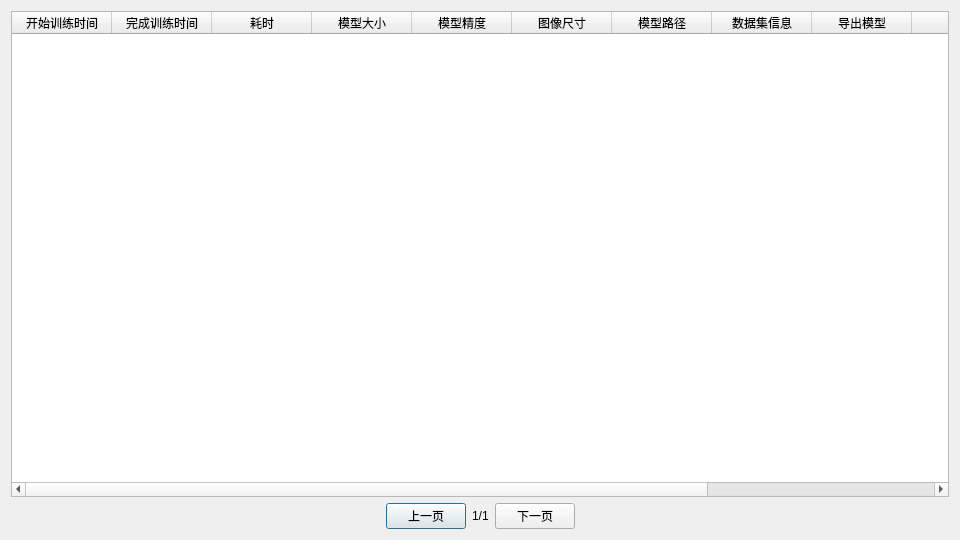
Above: ui/model.ui from pythondever/easy_trainer before the change. Below: the same form after it.
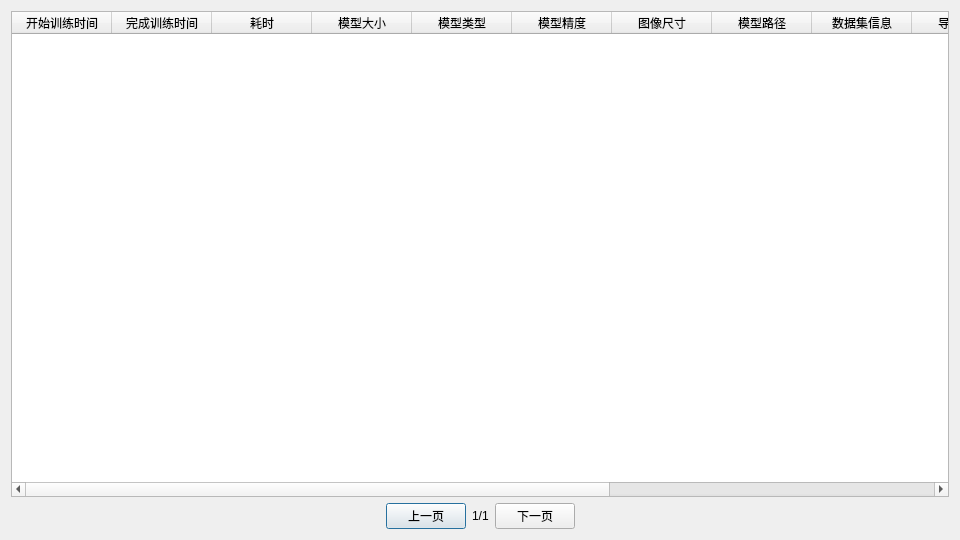
That is the form after the change.

Commit message: 重构训练逻辑 点击训练,模型 按钮不再与数据集绑定

```diff
--- a/ui/model.ui
+++ b/ui/model.ui
@@ -23,7 +23,7 @@
       <enum>QAbstractItemView::SelectRows</enum>
      </property>
      <property name="columnCount">
-      <number>12</number>
+      <number>14</number>
      </property>
      <column>
       <property name="text">
@@ -45,6 +45,11 @@
        <string>模型大小</string>
       </property>
      </column>
+     <column>
+      <property name="text">
+       <string>模型类型</string>
+      </property>
+     </column>
      <column>
       <property name="text">
        <string>模型精度</string>
@@ -85,6 +90,11 @@
        <string>测试</string>
       </property>
      </column>
+     <column>
+      <property name="text">
+       <string>训练</string>
+      </property>
+     </column>
     </widget>
    </item>
    <item>
```
The commit also changes 15 other files.
